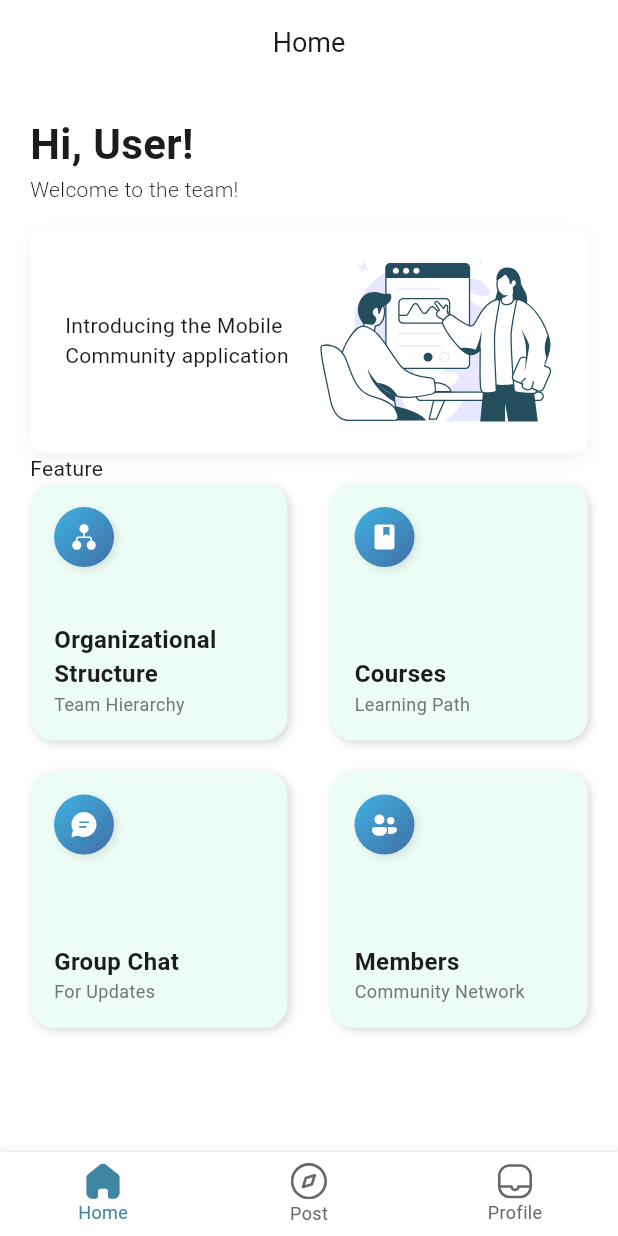
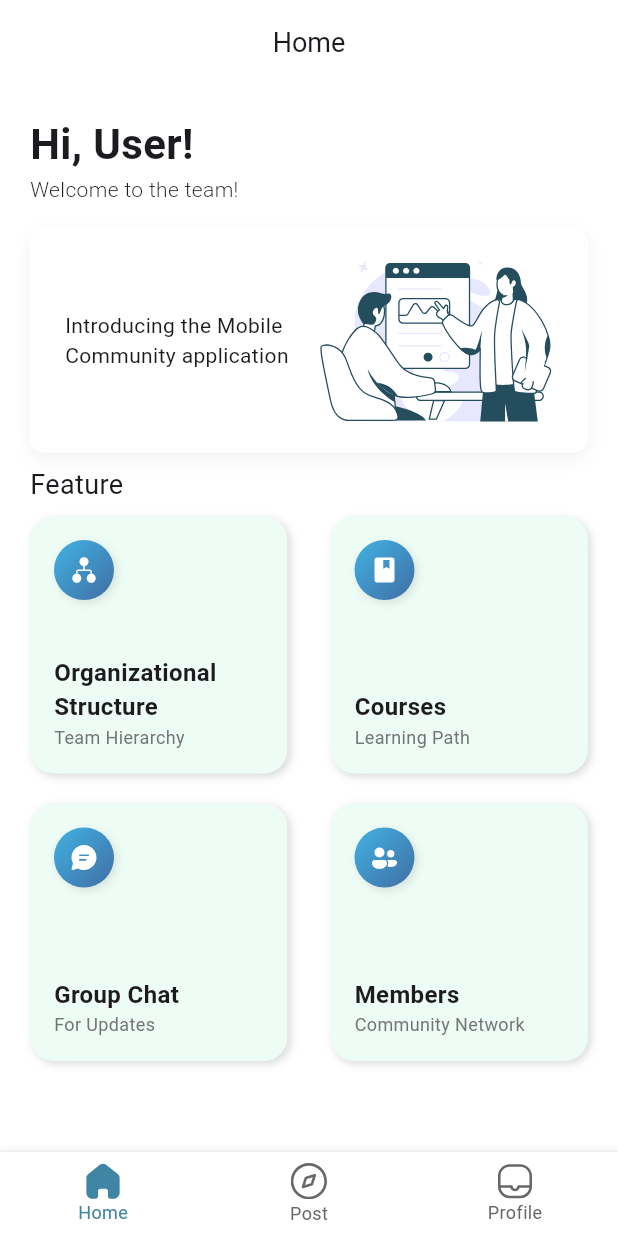
Before and after one commit to Mocap-UinMalang/mocap_app, a Flutter app: the HomePage screen opened by its route, on a phone screen of 412 x 824 dp. Run offline on Flutter 3.47's test engine with Material 3 defaults, Android fonts, the phone set to English and light mode, and no system bars; our stand-ins replace flutter_svg, get_it, go_router.

Commit message:
:lipstick: update UI Home Page - add gap & modify style in feature text

```diff
--- a/lib/src/features/Home/presentation/pages/home_page.dart
+++ b/lib/src/features/Home/presentation/pages/home_page.dart
@@ -34,7 +34,13 @@ class HomePage extends StatelessWidget {
             ),
             SizedBox(height: 16),
             CardWelcome(),
-            Text("Feature"),
+            Padding(
+              padding: const EdgeInsets.symmetric(vertical: 8),
+              child: Text(
+                "Feature",
+                style: TextStyle(fontSize: 18, fontWeight: FontWeight.w400),
+              ),
+            ),
             Expanded(
               child: SingleChildScrollView(
                 child: Column(
--- a/lib/src/features/Home/presentation/widgets/card_welcome.dart
+++ b/lib/src/features/Home/presentation/widgets/card_welcome.dart
@@ -30,7 +30,6 @@ class CardWelcome extends StatelessWidget {
             Expanded(
               child: Text(
                 "Introducing the Mobile Community application",
-                style: TextStyle(),
                 maxLines: 3,
               ),
             ),
```
